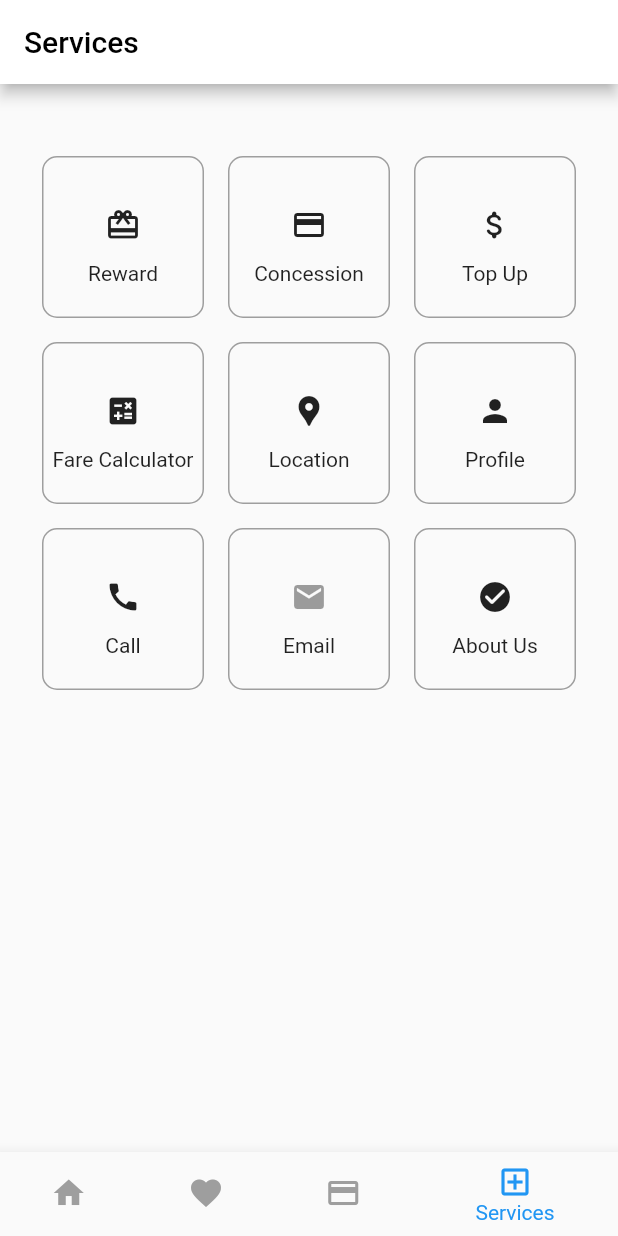
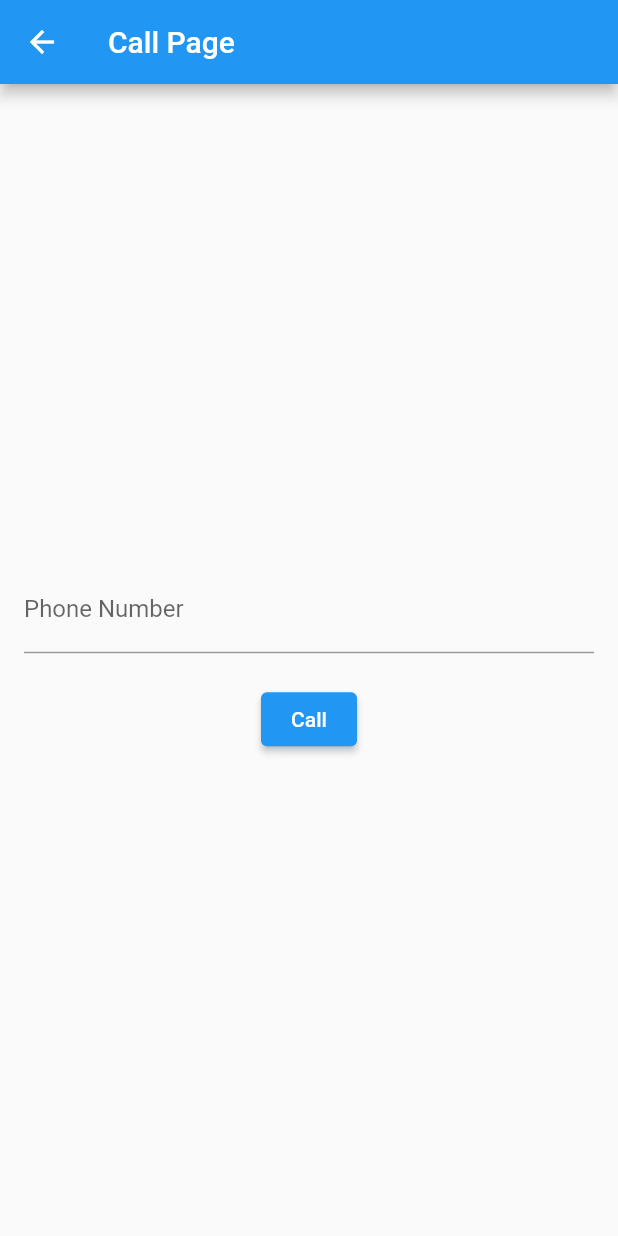
Before and after one commit to jawdonchan/L1_JordanChan_213809_Project, a Flutter app: the HomePage screen opened directly, item 4 of the bottom bar chosen, after a tap on the "call" icon, on a phone screen of 412 x 824 dp. Run offline on Flutter 3.47's test engine with Material 2 defaults, Android fonts, the phone set to English and light mode, and no system bars; our stand-ins replace cloud_firestore, firebase_auth, firebase_core, firebase_storage, fluttertoast, geocoding and 2 more; accounts and stored records are empty; network calls fail.

Commit message:
update
- call, email pages with functions
- favourite page to add in user's favourite buses

```diff
--- a/lib/busStops/JsonParseBusStop.dart
+++ b/lib/busStops/JsonParseBusStop.dart
@@ -91,9 +91,13 @@ void _navigateToMapPage(double latitude, double longitude) {
                               style: TextStyle(
                                   fontSize: 14.0, color: Colors.black87, fontWeight: FontWeight.bold),
                             ),
+                            SizedBox(width: 10),
+                            Flexible(
+                            child:
                             Text(
                               'Description: ' + cpAvail.description.toString(),
                               style: TextStyle(fontSize: 14.0, color: Colors.black87),
+                            ),
                             ),
                              Icon(
                                 Icons.map, // Add an icon indicating the map
--- a/lib/screen/call.dart
+++ b/lib/screen/call.dart
@@ -0,0 +1,70 @@
+import 'package:flutter/material.dart';
+import 'package:url_launcher/url_launcher.dart';
+
+class CallPage extends StatefulWidget {
+  @override
+  _CallPageState createState() => _CallPageState();
+}
+
+class _CallPageState extends State<CallPage> {
+  TextEditingController _phoneNumberController = TextEditingController();
+
+  void _makePhoneCall() async {
+    String phoneNumber = _phoneNumberController.text.trim();
+    if (phoneNumber.isNotEmpty) {
+      final phoneCallUri = 'tel:$phoneNumber';
+      if (await canLaunch(phoneCallUri)) {
+        await launch(phoneCallUri);
+      } else {
+        showDialog(
+          context: context,
+          builder: (context) {
+            return AlertDialog(
+              title: Text('Error'),
+              content: Text('Could not launch phone call.'),
+              actions: [
+                TextButton(
+                  onPressed: () {
+                    Navigator.pop(context);
+                  },
+                  child: Text('OK'),
+                ),
+              ],
+            );
+          },
+        );
+      }
+    }
+  }
+
+  @override
+  Widget build(BuildContext context) {
+    return Scaffold(
+      appBar: AppBar(
+        title: Text('Call Page'),
+      ),
+      body: Center(
+        child: Padding(
+          padding: EdgeInsets.all(16.0),
+          child: Column(
+            mainAxisAlignment: MainAxisAlignment.center,
+            children: [
+              TextField(
+                controller: _phoneNumberController,
+                keyboardType: TextInputType.phone,
+                decoration: InputDecoration(
+                  labelText: 'Phone Number',
+                ),
+              ),
+              SizedBox(height: 20),
+              ElevatedButton(
+                onPressed: _makePhoneCall,
+                child: Text('Call'),
+              ),
+            ],
+          ),
+        ),
+      ),
+    );
+  }
+}
--- a/lib/screen/home.dart
+++ b/lib/screen/home.dart
@@ -3,8 +3,9 @@ import 'package:proj_layout/bus/home.dart';
 import 'package:proj_layout/busStops/JsonParseBusStop.dart';
 import 'package:proj_layout/screen/card_user.dart';
 import 'package:proj_layout/screen/maps.dart';
-import 'login.dart';
+import 'user_favourites.dart';
 import 'package:provider/provider.dart';
+import 'profile.dart';
 import 'services.dart';
 import 'package:firebase_auth/firebase_auth.dart'; // for user auth
 import 'package:cloud_firestore/cloud_firestore.dart'; // for collection in db
@@ -20,7 +21,7 @@ class _HomePageState extends State<HomePage> {
 
   final List<Widget> _pages = [
     BusStopsJsonParse(), // Replace Page1, Page2, Page3, and Page4 with your actual pages.
-    MapScreen(),
+    FavouritesPage(),
     UserCardsPage(),
     ServicesPage(),
   ];
@@ -100,12 +101,23 @@ class _HomePageState extends State<HomePage> {
           mainAxisAlignment: MainAxisAlignment.end,
           crossAxisAlignment: CrossAxisAlignment.center,
           children: [
-            CircleAvatar(
-              backgroundImage: profilePicUrl.isNotEmpty
-                  ? NetworkImage(profilePicUrl)
-                  : NetworkImage('https://firebasestorage.googleapis.com/v0/b/findmyline-c419e.appspot.com/o/profile%2Fdefault.jpg?alt=media&token=33a2f9e5-35be-42ff-8ac8-2dd8cdb69bf8'),
-              backgroundColor: Colors.blueAccent,
-              radius: 16,
+            InkWell(
+              onTap: () {
+              // Navigate to the user's profile page
+              Navigator.push(
+                context,
+                MaterialPageRoute(
+                  builder: (context) => ProfilePage(), // Replace with your profile page
+                ),
+              );
+            },
+              child: CircleAvatar(
+                backgroundImage: profilePicUrl.isNotEmpty
+                    ? NetworkImage(profilePicUrl)
+                    : NetworkImage('https://firebasestorage.googleapis.com/v0/b/findmyline-c419e.appspot.com/o/profile%2Fdefault.jpg?alt=media&token=33a2f9e5-35be-42ff-8ac8-2dd8cdb69bf8'),
+                backgroundColor: Colors.blueAccent,
+                radius: 16,
+              ),
             ),
             SizedBox(width: 8),
             Text(
--- a/lib/screen/services.dart
+++ b/lib/screen/services.dart
@@ -1,6 +1,7 @@
 import 'package:flutter/material.dart';
 import 'package:proj_layout/screen/home.dart';
 import 'package:proj_layout/screen/profile.dart';
+import 'call.dart';
 import 'topup.dart';
 import 'maps.dart';
 import 'about.dart';
@@ -107,22 +108,22 @@ class ServicesPage extends StatelessWidget {
                     icon: Icons.call,
                     title: 'Call',
                     onPressed: () {
-                      // Navigator.push(
-                      //   context,
-                      //   MaterialPageRoute(builder: (context) => ProfilePage()),
-                      // );
+                      Navigator.push(
+                        context,
+                        MaterialPageRoute(builder: (context) => CallPage()),
+                      );
                     },
                   ),
                   _iconWithBorder(
                     context,
                     icon: Icons.email,
                     title: 'Email',
-                    // onPressed: () {
-                    //   Navigator.push(
-                    //     context,
-                    //     MaterialPageRoute(builder: (context) => EmailPage()),
-                    //   );
-                    // },
+                    onPressed: () {
+                      Navigator.push(
+                        context,
+                        MaterialPageRoute(builder: (context) => EmailPage()),
+                      );
+                    },
                   ),
                   _iconWithBorder(
                     context,
--- a/pubspec.yaml
+++ b/pubspec.yaml
@@ -29,7 +29,7 @@ dependencies:
   google_maps_flutter:
   geocoding:
   permission_handler:
-  # url_launcher:
+  url_launcher:
   flutter_speed_dial:
 
   # The following adds the Cupertino Icons font to your application.
```
Also changed, not shown: lib/bus/home.dart (+124 -112 lines), lib/screen/email.dart (+86 -0 lines), lib/screen/user_favourites.dart (added, +120 -0 lines), lib/screen/bus_detail.dart (deleted), pubspec.lock.
